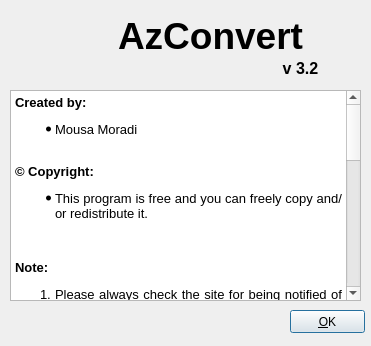
Qt form trunk/aboutdialog.ui (mousamk/azconvert) before a commit.
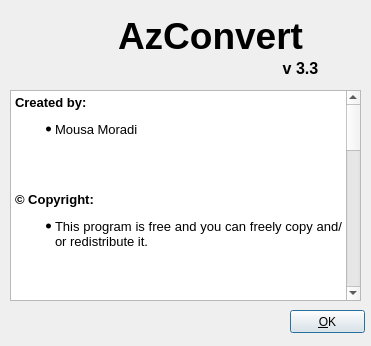
The same form after that commit. Icons and pictures are not drawn.

The edit to the form file:
```diff
--- a/trunk/aboutdialog.ui
+++ b/trunk/aboutdialog.ui
@@ -69,7 +69,7 @@
     </font>
    </property>
    <property name="text">
-    <string>v 3.2</string>
+    <string>v 3.3</string>
    </property>
    <property name="alignment">
     <set>Qt::AlignCenter</set>
@@ -91,28 +91,32 @@
     <string>&lt;!DOCTYPE HTML PUBLIC &quot;-//W3C//DTD HTML 4.0//EN&quot; &quot;http://www.w3.org/TR/REC-html40/strict.dtd&quot;&gt;
 &lt;html&gt;&lt;head&gt;&lt;meta name=&quot;qrichtext&quot; content=&quot;1&quot; /&gt;&lt;style type=&quot;text/css&quot;&gt;
 p, li { white-space: pre-wrap; }
-&lt;/style&gt;&lt;/head&gt;&lt;body style=&quot; font-family:'Ubuntu'; font-size:8pt; font-weight:400; font-style:normal;&quot;&gt;
-&lt;p align=&quot;justify&quot; style=&quot; margin-top:0px; margin-bottom:0px; margin-left:0px; margin-right:0px; -qt-block-indent:0; text-indent:0px;&quot;&gt;&lt;span style=&quot; font-family:'MS Shell Dlg 2'; font-size:10pt; font-weight:600;&quot;&gt;Created by:&lt;/span&gt;&lt;/p&gt;
-&lt;ul style=&quot;margin-top: 0px; margin-bottom: 0px; margin-left: 0px; margin-right: 0px; -qt-list-indent: 1;&quot;&gt;&lt;li style=&quot; font-family:'MS Shell Dlg 2'; font-size:10pt;&quot; align=&quot;justify&quot; style=&quot; margin-top:12px; margin-bottom:12px; margin-left:0px; margin-right:0px; -qt-block-indent:0; text-indent:0px;&quot;&gt;Mousa Moradi&lt;/li&gt;&lt;/ul&gt;
-&lt;p align=&quot;justify&quot; style=&quot;-qt-paragraph-type:empty; margin-top:0px; margin-bottom:0px; margin-left:0px; margin-right:0px; -qt-block-indent:0; text-indent:0px; font-family:'MS Shell Dlg 2'; font-size:10pt;&quot;&gt;&lt;br /&gt;&lt;/p&gt;
-&lt;p align=&quot;justify&quot; style=&quot; margin-top:0px; margin-bottom:0px; margin-left:0px; margin-right:0px; -qt-block-indent:0; text-indent:0px;&quot;&gt;&lt;span style=&quot; font-family:'MS Shell Dlg 2'; font-size:10pt; font-weight:600;&quot;&gt;© Copyright:&lt;/span&gt;&lt;/p&gt;
-&lt;ul style=&quot;margin-top: 0px; margin-bottom: 0px; margin-left: 0px; margin-right: 0px; -qt-list-indent: 1;&quot;&gt;&lt;li style=&quot; font-family:'MS Shell Dlg 2'; font-size:10pt;&quot; align=&quot;justify&quot; style=&quot; margin-top:12px; margin-bottom:12px; margin-left:0px; margin-right:0px; -qt-block-indent:0; text-indent:0px;&quot;&gt;This program is free and you can freely copy and/or redistribute it.&lt;/li&gt;&lt;/ul&gt;
-&lt;p align=&quot;justify&quot; style=&quot;-qt-paragraph-type:empty; margin-top:12px; margin-bottom:12px; margin-left:0px; margin-right:0px; -qt-block-indent:0; text-indent:0px; font-family:'MS Shell Dlg 2'; font-size:10pt;&quot;&gt;&lt;br /&gt;&lt;/p&gt;
-&lt;p align=&quot;justify&quot; style=&quot; margin-top:12px; margin-bottom:12px; margin-left:0px; margin-right:0px; -qt-block-indent:0; text-indent:0px;&quot;&gt;&lt;span style=&quot; font-family:'MS Shell Dlg 2'; font-size:10pt; font-weight:600;&quot;&gt;Note:&lt;/span&gt;&lt;/p&gt;
-&lt;ol style=&quot;margin-top: 0px; margin-bottom: 0px; margin-left: 0px; margin-right: 0px; -qt-list-indent: 1;&quot;&gt;&lt;li style=&quot; font-family:'MS Shell Dlg 2'; font-size:10pt;&quot; align=&quot;justify&quot; style=&quot; margin-top:12px; margin-bottom:12px; margin-left:0px; margin-right:0px; -qt-block-indent:0; text-indent:0px;&quot;&gt;Please always check the site for being notified of new releasese&lt;/li&gt;
-&lt;li style=&quot; font-family:'MS Shell Dlg 2'; font-size:10pt;&quot; align=&quot;justify&quot; style=&quot; margin-top:12px; margin-bottom:12px; margin-left:0px; margin-right:0px; -qt-block-indent:0; text-indent:0px;&quot;&gt;Every help, suggestion, ideo, or ... is appreciated. You can cantact us by email or website.&lt;/li&gt;&lt;/ol&gt;
-&lt;p align=&quot;justify&quot; style=&quot;-qt-paragraph-type:empty; margin-top:12px; margin-bottom:12px; margin-left:0px; margin-right:0px; -qt-block-indent:0; text-indent:0px; font-family:'MS Shell Dlg 2'; font-size:10pt;&quot;&gt;&lt;br /&gt;&lt;/p&gt;
-&lt;p align=&quot;justify&quot; style=&quot; margin-top:12px; margin-bottom:12px; margin-left:0px; margin-right:0px; -qt-block-indent:0; text-indent:0px;&quot;&gt;&lt;span style=&quot; font-family:'MS Shell Dlg 2'; font-size:10pt; font-weight:600;&quot;&gt;Contact us:&lt;/span&gt;&lt;/p&gt;
-&lt;ul style=&quot;margin-top: 0px; margin-bottom: 0px; margin-left: 0px; margin-right: 0px; -qt-list-indent: 1;&quot;&gt;&lt;li style=&quot; font-family:'MS Shell Dlg 2'; font-size:10pt;&quot; align=&quot;justify&quot; style=&quot; margin-top:12px; margin-bottom:0px; margin-left:0px; margin-right:0px; -qt-block-indent:0; text-indent:0px;&quot;&gt;email: 	&lt;a href=&quot;mailto:mousamk@gmail.com&quot;&gt;&lt;span style=&quot; text-decoration: underline; color:#0000ff;&quot;&gt;mousamk@gmail.com&lt;/span&gt;&lt;/a&gt;&lt;/li&gt;
-&lt;li style=&quot; font-family:'MS Shell Dlg 2'; font-size:10pt;&quot; align=&quot;justify&quot; style=&quot; margin-top:0px; margin-bottom:12px; margin-left:0px; margin-right:0px; -qt-block-indent:0; text-indent:0px;&quot;&gt;website: 	&lt;a href=&quot;http://azconvert.azeriblog.com&quot;&gt;&lt;span style=&quot; text-decoration: underline; color:#0000ff;&quot;&gt;http://azconvert.sourceforge.net&lt;/span&gt;&lt;/a&gt;&lt;/li&gt;&lt;/ul&gt;
-&lt;p align=&quot;justify&quot; style=&quot;-qt-paragraph-type:empty; margin-top:12px; margin-bottom:12px; margin-left:0px; margin-right:0px; -qt-block-indent:0; text-indent:0px; font-family:'MS Shell Dlg 2'; font-size:10pt;&quot;&gt;&lt;br /&gt;&lt;/p&gt;
-&lt;p align=&quot;justify&quot; style=&quot; margin-top:12px; margin-bottom:12px; margin-left:0px; margin-right:0px; -qt-block-indent:0; text-indent:0px;&quot;&gt;&lt;span style=&quot; font-family:'MS Shell Dlg 2'; font-size:10pt; font-weight:600;&quot;&gt;Especial thanks to:&lt;/span&gt;&lt;/p&gt;
-&lt;ul style=&quot;margin-top: 0px; margin-bottom: 0px; margin-left: 0px; margin-right: 0px; -qt-list-indent: 1;&quot;&gt;&lt;li style=&quot; font-family:'MS Shell Dlg 2'; font-size:10pt;&quot; align=&quot;justify&quot; style=&quot; margin-top:12px; margin-bottom:12px; margin-left:0px; margin-right:0px; -qt-block-indent:0; text-indent:0px;&quot;&gt;Samir Shagavatov &lt;span style=&quot; font-size:8pt; color:#00aa00;&quot;&gt;(For his help about translating algorithms and other supports)&lt;/span&gt;&lt;/li&gt;
-&lt;li style=&quot; font-family:'MS Shell Dlg 2'; font-size:10pt;&quot; align=&quot;justify&quot; style=&quot; margin-top:12px; margin-bottom:12px; margin-left:0px; margin-right:0px; -qt-block-indent:0; text-indent:0px;&quot;&gt;(Park Avenue 1932) &lt;span style=&quot; font-size:8pt; color:#00aa00;&quot;&gt;(For preparing the beautiful icon set for AzConvert)&lt;/span&gt;&lt;/li&gt;
-&lt;li style=&quot; font-family:'MS Shell Dlg 2'; font-size:10pt;&quot; align=&quot;justify&quot; style=&quot; margin-top:12px; margin-bottom:12px; margin-left:0px; margin-right:0px; -qt-block-indent:0; text-indent:0px;&quot;&gt;Roozbeh Pournader &amp;amp; Mohammad Toossi &lt;span style=&quot; font-size:8pt; color:#00aa00;&quot;&gt;(For their great code on converting Gregorian calendar to Jalali calendar and vice versa.)&lt;/span&gt;&lt;/li&gt;&lt;/ul&gt;
-&lt;ul style=&quot;margin-top: 0px; margin-bottom: 0px; margin-left: 0px; margin-right: 0px; -qt-list-indent: 1;&quot;&gt;&lt;li style=&quot; font-family:'MS Shell Dlg 2'; font-size:10pt;&quot; align=&quot;justify&quot; style=&quot; margin-top:12px; margin-bottom:12px; margin-left:0px; margin-right:0px; -qt-block-indent:0; text-indent:0px;&quot;&gt;Nigar Xiyavi, Lale Javanshir, S. Heydar Bayat, Isiq Sonmez, Xatire Ferecli &amp;amp; ... &lt;span style=&quot; font-size:8pt; color:#00aa00;&quot;&gt;(For their great support and feed back about AzConvert)&lt;/span&gt;&lt;/li&gt;
-&lt;li style=&quot; font-family:'MS Shell Dlg 2'; font-size:10pt;&quot; align=&quot;justify&quot; style=&quot; margin-top:12px; margin-bottom:12px; margin-left:0px; margin-right:0px; -qt-block-indent:0; text-indent:0px;&quot;&gt;Haavard Nord, Eirik Chambre-Eng &lt;span style=&quot; font-size:8pt; color:#00aa00;&quot;&gt;(For creating the wonderful C++ framework, Qt!)&lt;/span&gt;&lt;/li&gt;
-&lt;li style=&quot; font-family:'MS Shell Dlg 2'; font-size:10pt;&quot; align=&quot;justify&quot; style=&quot; margin-top:12px; margin-bottom:12px; margin-left:0px; margin-right:0px; -qt-block-indent:0; text-indent:0px;&quot;&gt;You! &lt;span style=&quot; font-size:8pt; color:#00aa00;&quot;&gt;(For using AzConvert)&lt;/span&gt;&lt;/li&gt;&lt;/ul&gt;&lt;/body&gt;&lt;/html&gt;</string>
+&lt;/style&gt;&lt;/head&gt;&lt;body style=&quot; font-family:'MS Shell Dlg 2'; font-size:8.25pt; font-weight:400; font-style:normal;&quot;&gt;
+&lt;p align=&quot;justify&quot; style=&quot; margin-top:0px; margin-bottom:0px; margin-left:0px; margin-right:0px; -qt-block-indent:0; text-indent:0px;&quot;&gt;&lt;span style=&quot; font-size:10pt; font-weight:600;&quot;&gt;Created by:&lt;/span&gt;&lt;/p&gt;
+&lt;ul style=&quot;margin-top: 0px; margin-bottom: 0px; margin-left: 0px; margin-right: 0px; -qt-list-indent: 1;&quot;&gt;&lt;li style=&quot; font-size:10pt;&quot; align=&quot;justify&quot; style=&quot; margin-top:12px; margin-bottom:12px; margin-left:0px; margin-right:0px; -qt-block-indent:0; text-indent:0px;&quot;&gt;Mousa Moradi&lt;/li&gt;&lt;/ul&gt;
+&lt;p align=&quot;justify&quot; style=&quot;-qt-paragraph-type:empty; margin-top:0px; margin-bottom:0px; margin-left:0px; margin-right:0px; -qt-block-indent:0; text-indent:0px; font-size:10pt;&quot;&gt;&lt;/p&gt;
+&lt;p align=&quot;justify&quot; style=&quot; margin-top:0px; margin-bottom:0px; margin-left:0px; margin-right:0px; -qt-block-indent:0; text-indent:0px;&quot;&gt;&lt;span style=&quot; font-size:10pt;&quot;&gt;&lt;br /&gt;&lt;/span&gt;&lt;/p&gt;
+&lt;p align=&quot;justify&quot; style=&quot; margin-top:0px; margin-bottom:0px; margin-left:0px; margin-right:0px; -qt-block-indent:0; text-indent:0px;&quot;&gt;&lt;span style=&quot; font-size:10pt; font-weight:600;&quot;&gt;© Copyright:&lt;/span&gt;&lt;/p&gt;
+&lt;ul style=&quot;margin-top: 0px; margin-bottom: 0px; margin-left: 0px; margin-right: 0px; -qt-list-indent: 1;&quot;&gt;&lt;li style=&quot; font-size:10pt;&quot; align=&quot;justify&quot; style=&quot; margin-top:12px; margin-bottom:12px; margin-left:0px; margin-right:0px; -qt-block-indent:0; text-indent:0px;&quot;&gt;This program is free and you can freely copy and/or redistribute it.&lt;/li&gt;&lt;/ul&gt;
+&lt;p align=&quot;justify&quot; style=&quot;-qt-paragraph-type:empty; margin-top:12px; margin-bottom:12px; margin-left:0px; margin-right:0px; -qt-block-indent:0; text-indent:0px; font-size:10pt;&quot;&gt;&lt;/p&gt;
+&lt;p align=&quot;justify&quot; style=&quot; margin-top:0px; margin-bottom:0px; margin-left:0px; margin-right:0px; -qt-block-indent:0; text-indent:0px;&quot;&gt;&lt;span style=&quot; font-size:10pt;&quot;&gt;&lt;br /&gt;&lt;/span&gt;&lt;/p&gt;
+&lt;p align=&quot;justify&quot; style=&quot; margin-top:12px; margin-bottom:12px; margin-left:0px; margin-right:0px; -qt-block-indent:0; text-indent:0px;&quot;&gt;&lt;span style=&quot; font-size:10pt; font-weight:600;&quot;&gt;Note:&lt;/span&gt;&lt;/p&gt;
+&lt;ol style=&quot;margin-top: 0px; margin-bottom: 0px; margin-left: 0px; margin-right: 0px; -qt-list-indent: 1;&quot;&gt;&lt;li style=&quot; font-size:10pt;&quot; align=&quot;justify&quot; style=&quot; margin-top:12px; margin-bottom:12px; margin-left:0px; margin-right:0px; -qt-block-indent:0; text-indent:0px;&quot;&gt;Please always check the site for being notified of new releasese&lt;/li&gt;
+&lt;li style=&quot; font-size:10pt;&quot; align=&quot;justify&quot; style=&quot; margin-top:12px; margin-bottom:12px; margin-left:0px; margin-right:0px; -qt-block-indent:0; text-indent:0px;&quot;&gt;Every help, suggestion, ideo, or ... is appreciated. You can cantact us by email or website.&lt;/li&gt;&lt;/ol&gt;
+&lt;p align=&quot;justify&quot; style=&quot;-qt-paragraph-type:empty; margin-top:12px; margin-bottom:12px; margin-left:0px; margin-right:0px; -qt-block-indent:0; text-indent:0px; font-size:10pt;&quot;&gt;&lt;/p&gt;
+&lt;p align=&quot;justify&quot; style=&quot; margin-top:0px; margin-bottom:0px; margin-left:0px; margin-right:0px; -qt-block-indent:0; text-indent:0px;&quot;&gt;&lt;span style=&quot; font-size:10pt;&quot;&gt;&lt;br /&gt;&lt;/span&gt;&lt;/p&gt;
+&lt;p align=&quot;justify&quot; style=&quot; margin-top:12px; margin-bottom:12px; margin-left:0px; margin-right:0px; -qt-block-indent:0; text-indent:0px;&quot;&gt;&lt;span style=&quot; font-size:10pt; font-weight:600;&quot;&gt;Contact us:&lt;/span&gt;&lt;/p&gt;
+&lt;ul style=&quot;margin-top: 0px; margin-bottom: 0px; margin-left: 0px; margin-right: 0px; -qt-list-indent: 1;&quot;&gt;&lt;li style=&quot; font-size:10pt;&quot; align=&quot;justify&quot; style=&quot; margin-top:12px; margin-bottom:0px; margin-left:0px; margin-right:0px; -qt-block-indent:0; text-indent:0px;&quot;&gt;email: 	&lt;a href=&quot;mailto:mousamk@gmail.com&quot;&gt;&lt;span style=&quot; text-decoration: underline; color:#0000ff;&quot;&gt;mousamk@gmail.com&lt;/span&gt;&lt;/a&gt;&lt;/li&gt;
+&lt;li style=&quot; font-size:10pt;&quot; align=&quot;justify&quot; style=&quot; margin-top:0px; margin-bottom:12px; margin-left:0px; margin-right:0px; -qt-block-indent:0; text-indent:0px;&quot;&gt;website: 	&lt;a href=&quot;http://azconvert.azeriblog.com&quot;&gt;&lt;span style=&quot; text-decoration: underline; color:#0000ff;&quot;&gt;http://azconvert.sourceforge.net&lt;/span&gt;&lt;/a&gt;&lt;/li&gt;&lt;/ul&gt;
+&lt;p align=&quot;justify&quot; style=&quot;-qt-paragraph-type:empty; margin-top:12px; margin-bottom:12px; margin-left:0px; margin-right:0px; -qt-block-indent:0; text-indent:0px; font-size:10pt;&quot;&gt;&lt;/p&gt;
+&lt;p align=&quot;justify&quot; style=&quot; margin-top:0px; margin-bottom:0px; margin-left:0px; margin-right:0px; -qt-block-indent:0; text-indent:0px;&quot;&gt;&lt;span style=&quot; font-size:10pt;&quot;&gt;&lt;br /&gt;&lt;/span&gt;&lt;/p&gt;
+&lt;p align=&quot;justify&quot; style=&quot; margin-top:12px; margin-bottom:12px; margin-left:0px; margin-right:0px; -qt-block-indent:0; text-indent:0px;&quot;&gt;&lt;span style=&quot; font-size:10pt; font-weight:600;&quot;&gt;Especial thanks to:&lt;/span&gt;&lt;/p&gt;
+&lt;ul style=&quot;margin-top: 0px; margin-bottom: 0px; margin-left: 0px; margin-right: 0px; -qt-list-indent: 1;&quot;&gt;&lt;li style=&quot; font-size:10pt;&quot; align=&quot;justify&quot; style=&quot; margin-top:12px; margin-bottom:12px; margin-left:0px; margin-right:0px; -qt-block-indent:0; text-indent:0px;&quot;&gt;Samir Shagavatov &lt;span style=&quot; font-size:8pt; color:#00aa00;&quot;&gt;(For his help about translating algorithms and other supports)&lt;/span&gt;&lt;/li&gt;
+&lt;li style=&quot; font-size:10pt;&quot; align=&quot;justify&quot; style=&quot; margin-top:12px; margin-bottom:12px; margin-left:0px; margin-right:0px; -qt-block-indent:0; text-indent:0px;&quot;&gt;(Park Avenue 1932) &lt;span style=&quot; font-size:8pt; color:#00aa00;&quot;&gt;(For preparing the beautiful icon set for AzConvert)&lt;/span&gt;&lt;/li&gt;
+&lt;li style=&quot; font-size:10pt;&quot; align=&quot;justify&quot; style=&quot; margin-top:12px; margin-bottom:12px; margin-left:0px; margin-right:0px; -qt-block-indent:0; text-indent:0px;&quot;&gt;Roozbeh Pournader &amp;amp; Mohammad Toossi &lt;span style=&quot; font-size:8pt; color:#00aa00;&quot;&gt;(For their great code on converting Gregorian calendar to Jalali calendar and vice versa.)&lt;/span&gt;&lt;/li&gt;&lt;/ul&gt;
+&lt;ul style=&quot;margin-top: 0px; margin-bottom: 0px; margin-left: 0px; margin-right: 0px; -qt-list-indent: 1;&quot;&gt;&lt;li style=&quot; font-size:10pt;&quot; align=&quot;justify&quot; style=&quot; margin-top:12px; margin-bottom:12px; margin-left:0px; margin-right:0px; -qt-block-indent:0; text-indent:0px;&quot;&gt;Nigar Xiyavi, Lale Javanshir, S. Heydar Bayat, Isiq Sonmez, Xatire Ferecli &amp;amp; ... &lt;span style=&quot; font-size:8pt; color:#00aa00;&quot;&gt;(For their great support and feed back about AzConvert)&lt;/span&gt;&lt;/li&gt;
+&lt;li style=&quot; font-size:10pt;&quot; align=&quot;justify&quot; style=&quot; margin-top:12px; margin-bottom:12px; margin-left:0px; margin-right:0px; -qt-block-indent:0; text-indent:0px;&quot;&gt;Haavard Nord, Eirik Chambre-Eng &lt;span style=&quot; font-size:8pt; color:#00aa00;&quot;&gt;(For creating the wonderful C++ framework, Qt!)&lt;/span&gt;&lt;/li&gt;
+&lt;li style=&quot; font-size:10pt;&quot; align=&quot;justify&quot; style=&quot; margin-top:12px; margin-bottom:12px; margin-left:0px; margin-right:0px; -qt-block-indent:0; text-indent:0px;&quot;&gt;You! &lt;span style=&quot; font-size:8pt; color:#00aa00;&quot;&gt;(For using AzConvert)&lt;/span&gt;&lt;/li&gt;&lt;/ul&gt;&lt;/body&gt;&lt;/html&gt;</string>
    </property>
   </widget>
   <widget class="QLabel" name="label_3">
```
